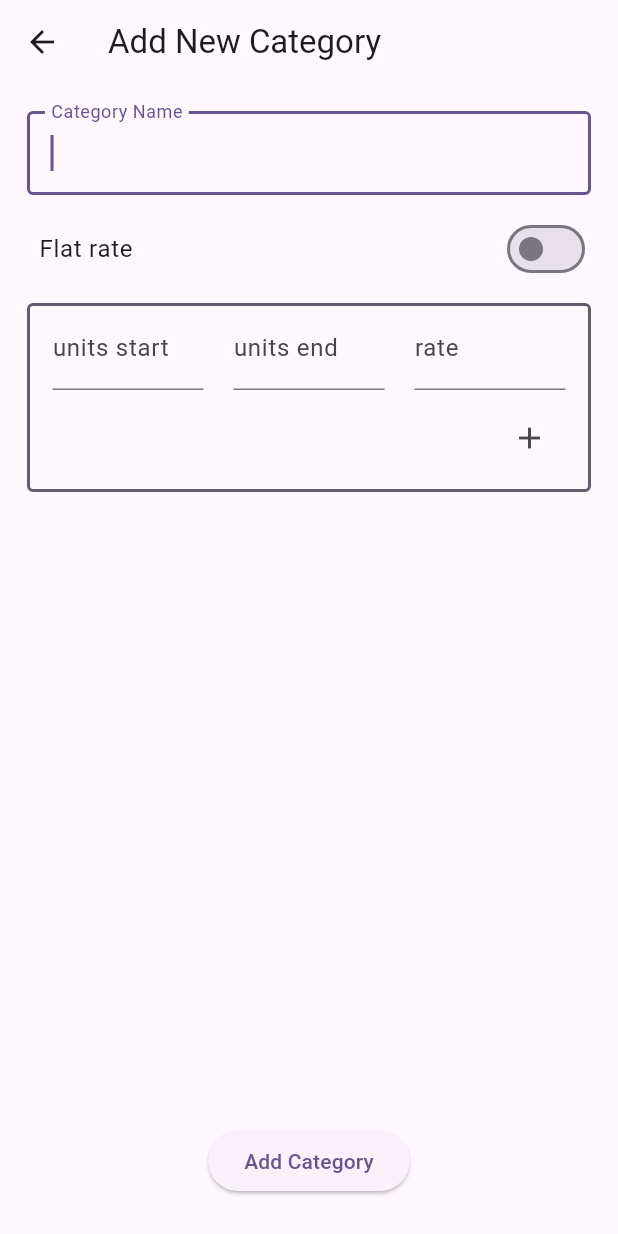
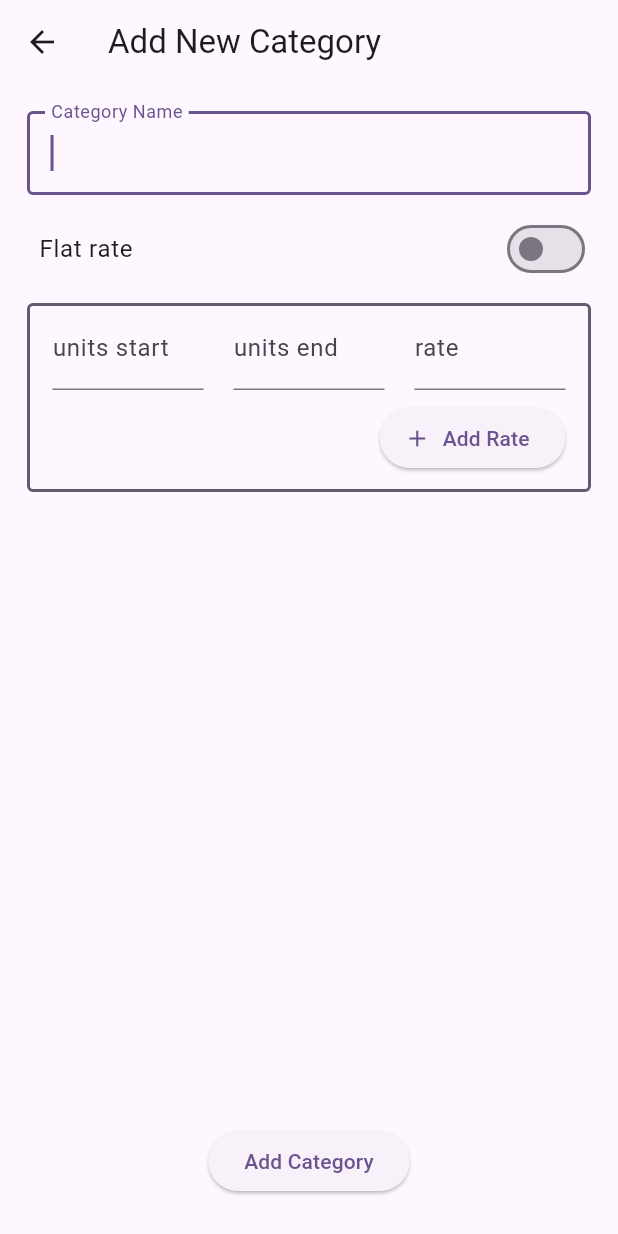
Before and after one commit to zaibugemi/bill_cal, a Flutter app: the AddCategoryForm screen opened directly, on a phone screen of 412 x 824 dp. Run offline on Flutter 3.47's test engine with Material 2 defaults, Android fonts, the phone set to English and light mode, and no system bars.

Commit message:
feat: add button text

```diff
--- a/lib/category_form.dart
+++ b/lib/category_form.dart
@@ -152,9 +152,8 @@ class AddCategoryFormState extends State<AddCategoryForm> {
                                         ));
                                         return 'Invalid number';
                                       }
-                                    } else {
-                                      return null;
                                     }
+                                    return null;
                                   },
                                 ),
                               ),
@@ -188,8 +187,8 @@ class AddCategoryFormState extends State<AddCategoryForm> {
                             Padding(
                               padding: const EdgeInsets.only(top: 8.0),
                               child: Align(
-                                alignment: Alignment.centerRight,
-                                child: IconButton(
+                                  alignment: Alignment.centerRight,
+                                  child: ElevatedButton.icon(
                                     onPressed: () {
                                       if (_rateFormKey.currentState!
                                           .validate()) {
@@ -210,8 +209,11 @@ class AddCategoryFormState extends State<AddCategoryForm> {
                                         startUnitFocusNode.requestFocus();
                                       }
                                     },
-                                    icon: const Icon(Icons.add)),
-                              ),
+                                    icon: const Icon(
+                                      Icons.add,
+                                    ),
+                                    label: const Text('Add Rate'),
+                                  )),
                             )
                           ],
                         ),
```
